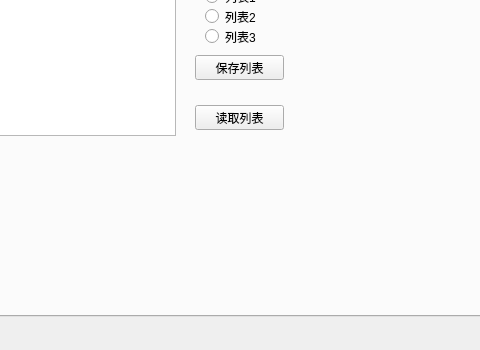
Qt form mainwindow.ui (FeiduoduoPeng/auto_calib_camera-master-pf-modified) before a commit; both pictures show x 108 to 588 and y 469 to 819 of the 1128 by 819 pixel window.
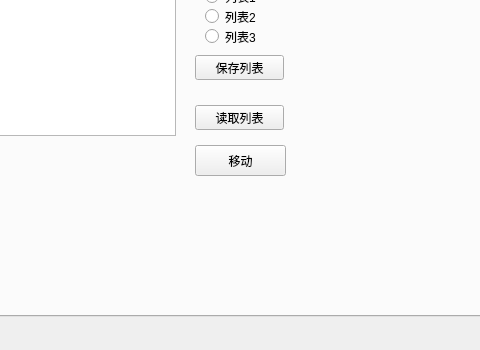
The same form after that commit. The open tabs and pages were chosen to show the change.

Diff of the .ui file:
```diff
--- a/mainwindow.ui
+++ b/mainwindow.ui
@@ -675,6 +675,19 @@
          <string>角点分布</string>
         </property>
        </widget>
+       <widget class="QPushButton" name="pushButton_2">
+        <property name="geometry">
+         <rect>
+          <x>290</x>
+          <y>560</y>
+          <width>91</width>
+          <height>31</height>
+         </rect>
+        </property>
+        <property name="text">
+         <string>移动</string>
+        </property>
+       </widget>
       </widget>
      </widget>
     </item>
```
Left out of the diff: 2 changed lines with no effect on the pictures.
